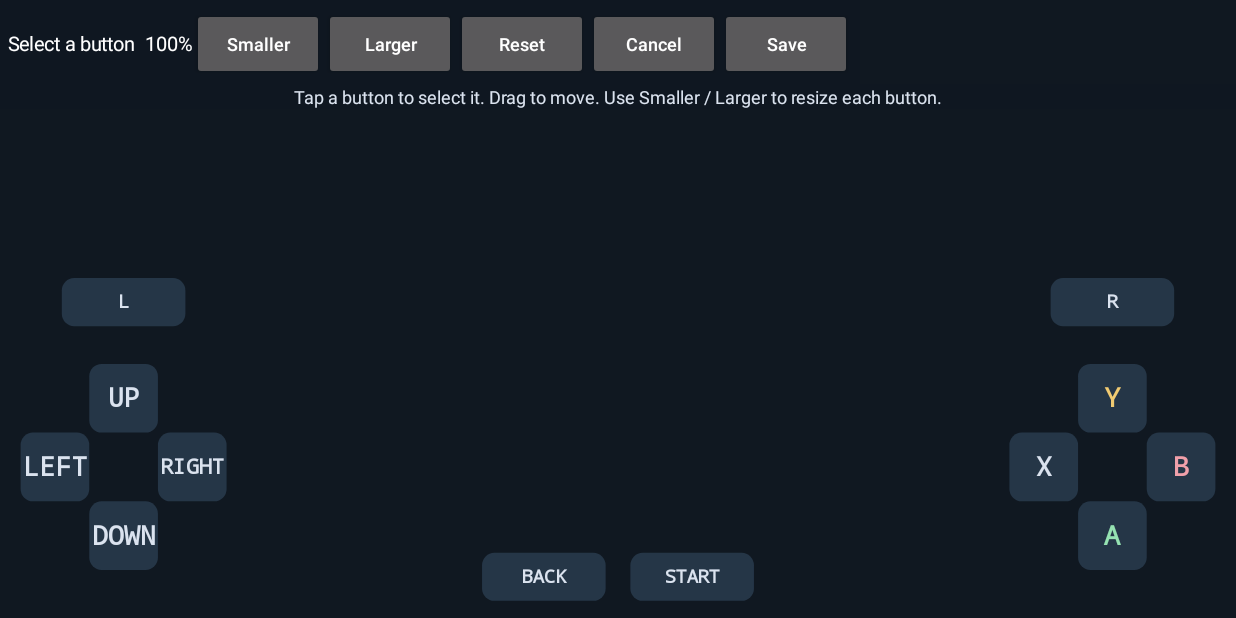
After one commit to sirdankz/Dino-Block-Stacker, an Android app: the TouchLayoutActivity screen opened directly, with no data from a screen before it, on a phone screen of 824 x 412 dp (held sideways). The commit adds this screen. Run offline under Robolectric (Android 15) with nearby library versions, the light colour scheme and no system bars.

Commit message:
Release v1.0.1: customizable Android touch controls

```diff
--- a/android_port/app/build.gradle
+++ b/android_port/app/build.gradle
@@ -9,8 +9,8 @@ android {
         applicationId 'org.dinoblockstacker.app'
         minSdk 24
         targetSdk 34
-        versionCode 10000
-        versionName identity.version
+        versionCode 10001
+        versionName '1.0.1'
         externalNativeBuild { cmake { arguments '-DANDROID_STL=c++_static', '-DANDROID_SUPPORT_FLEXIBLE_PAGE_SIZES=ON'; abiFilters 'arm64-v8a', 'x86_64' } }
     }
     externalNativeBuild { cmake {
--- a/android_port/app/src/main/AndroidManifest.xml
+++ b/android_port/app/src/main/AndroidManifest.xml
@@ -11,6 +11,7 @@
   <activity android:name=".SetupActivity" android:exported="true" android:screenOrientation="sensorLandscape">
    <intent-filter><action android:name="android.intent.action.MAIN" /><category android:name="android.intent.category.LAUNCHER" /></intent-filter>
   </activity>
+  <activity android:name=".TouchLayoutActivity" android:exported="false" android:screenOrientation="sensorLandscape" />
   <activity android:name=".GameActivity" android:launchMode="singleTop" android:exported="false" android:screenOrientation="sensorLandscape" android:configChanges="keyboard|keyboardHidden|navigation|orientation|screenLayout|screenSize|smallestScreenSize|uiMode|layoutDirection|locale" />
  </application>
 </manifest>
--- /dev/null
+++ b/android_port/app/src/main/java/org/dinoblockstacker/app/TouchLayoutActivity.java
@@ -0,0 +1,78 @@
+package org.dinoblockstacker.app;
+
+import android.app.Activity;
+import android.graphics.Color;
+import android.os.Bundle;
+import android.view.Gravity;
+import android.view.View;
+import android.view.WindowManager;
+import android.widget.Button;
+import android.widget.FrameLayout;
+import android.widget.HorizontalScrollView;
+import android.widget.LinearLayout;
+import android.widget.TextView;
+import android.widget.Toast;
+
+/** Customize each on-screen button without starting or pausing the game. */
+public final class TouchLayoutActivity extends Activity {
+    private TouchPad touchPad;
+    @Override public void onCreate(Bundle state) {
+        super.onCreate(state);
+        getWindow().addFlags(WindowManager.LayoutParams.FLAG_KEEP_SCREEN_ON);
+        getWindow().getDecorView().setSystemUiVisibility(View.SYSTEM_UI_FLAG_FULLSCREEN |
+                View.SYSTEM_UI_FLAG_HIDE_NAVIGATION | View.SYSTEM_UI_FLAG_IMMERSIVE_STICKY |
+                View.SYSTEM_UI_FLAG_LAYOUT_FULLSCREEN | View.SYSTEM_UI_FLAG_LAYOUT_HIDE_NAVIGATION |
+                View.SYSTEM_UI_FLAG_LAYOUT_STABLE);
+
+        FrameLayout root = new FrameLayout(this);
+        root.setBackgroundColor(0xff101821);
+        touchPad = new TouchPad(this, null);
+        touchPad.setEditing(true);
+        root.addView(touchPad, new FrameLayout.LayoutParams(-1, -1));
+
+        LinearLayout row = new LinearLayout(this);
+        row.setOrientation(LinearLayout.HORIZONTAL);
+        row.setGravity(Gravity.CENTER_VERTICAL);
+        row.setBackgroundColor(0xe8101821);
+        int pad = Math.round(getResources().getDisplayMetrics().density * 5f);
+        row.setPadding(pad, pad, pad, pad);
+        TextView selection = new TextView(this);
+        selection.setTextColor(Color.WHITE);
+        selection.setTextSize(13);
+        selection.setMinWidth(Math.round(getResources().getDisplayMetrics().density * 105f));
+        row.addView(selection);
+        touchPad.setSelectionListener((label, percent) -> selection.setText(label + "  " + percent + "%"));
+
+        row.addView(button("Smaller", v -> touchPad.resizeSelected(.85f)));
+        row.addView(button("Larger", v -> touchPad.resizeSelected(1.15f)));
+        row.addView(button("Reset", v -> { touchPad.resetToDefaults(); Toast.makeText(this, "Defaults restored in editor. Save to keep them.", Toast.LENGTH_SHORT).show(); }));
+        row.addView(button("Cancel", v -> finish()));
+        row.addView(button("Save", v -> { touchPad.saveLayout(); Toast.makeText(this, "Touch layout saved", Toast.LENGTH_SHORT).show(); finish(); }));
+
+        HorizontalScrollView toolbar = new HorizontalScrollView(this);
+        toolbar.setHorizontalScrollBarEnabled(false);
+        toolbar.addView(row);
+        FrameLayout.LayoutParams top = new FrameLayout.LayoutParams(-1, -2, Gravity.TOP);
+        root.addView(toolbar, top);
+
+        TextView hint = new TextView(this);
+        hint.setText("Tap a button to select it. Drag to move. Use Smaller / Larger to resize each button.");
+        hint.setTextSize(12);
+        hint.setGravity(Gravity.CENTER);
+        hint.setTextColor(0xffdbe3ef);
+        hint.setBackgroundColor(0xe8101821);
+        FrameLayout.LayoutParams hintLayout = new FrameLayout.LayoutParams(-1, -2, Gravity.TOP);
+        hintLayout.topMargin = Math.round(getResources().getDisplayMetrics().density * 56f);
+        root.addView(hint, hintLayout);
+        setContentView(root);
+    }
+
+    private Button button(String text, View.OnClickListener callback) {
+        Button button = new Button(this);
+        button.setText(text);
+        button.setTextSize(12);
+        button.setAllCaps(false);
+        button.setOnClickListener(callback);
+        return button;
+    }
+}
--- /dev/null
+++ b/android_port/app/src/main/java/org/dinoblockstacker/app/TouchPad.java
@@ -0,0 +1,235 @@
+package org.dinoblockstacker.app;
+
+import android.content.Context;
+import android.content.SharedPreferences;
+import android.graphics.Canvas;
+import android.graphics.Paint;
+import android.graphics.RectF;
+import android.graphics.Typeface;
+import android.view.MotionEvent;
+import android.view.View;
+import java.util.ArrayList;
+
+/** Shared gameplay overlay and per-button touch layout editor. No native code required. */
+public final class TouchPad extends View {
+    public interface MaskListener { void onMaskChanged(int mask); }
+    public interface SelectionListener { void onSelectionChanged(String label, int percent); }
+
+    private static final String PREFS = "dino_touch_layout_v1";
+    private final SharedPreferences preferences;
+    private final Paint paint = new Paint(Paint.ANTI_ALIAS_FLAG);
+    private final ArrayList<Control> controls = new ArrayList<>();
+    private final MaskListener maskListener;
+    private SelectionListener selectionListener;
+    private float unit;
+    private int pressedMask;
+    private boolean editing;
+    private int selected = -1;
+    private int dragPointer = -1;
+    private float dragDx, dragDy;
+
+    private static final class Control {
+        final String id, label;
+        final int bit;
+        final float defaultX, defaultY, baseWidth, baseHeight;
+        final RectF rect = new RectF();
+        float nx, ny, scale = 1f;
+        Control(String name, String text, int flag, float x, float y, float width, float height, int viewW, int viewH) {
+            id = name; label = text; bit = flag;
+            defaultX = x / viewW; defaultY = y / viewH;
+            baseWidth = width; baseHeight = height;
+            nx = defaultX; ny = defaultY;
+        }
+    }
+
+    public TouchPad(Context context, MaskListener callback) {
+        super(context);
+        preferences = context.getSharedPreferences(PREFS, Context.MODE_PRIVATE);
+        maskListener = callback;
+        setFocusable(false);
+        setClickable(true);
+    }
+
+    public void setEditing(boolean enabled) {
+        editing = enabled;
+        dragPointer = -1;
+        clearPressed();
+        invalidate();
+    }
+
+    public void setSelectionListener(SelectionListener listener) {
+        selectionListener = listener;
+        notifySelection();
+    }
+
+    private static float clamp(float value, float low, float high) {
+        return Math.min(high, Math.max(low, value));
+    }
+
+    private void add(String id, String label, int bit, float x, float y, float width, float height, int w, int h) {
+        Control c = new Control(id, label, bit, x, y, width, height, w, h);
+        c.nx = preferences.getFloat(id + ".x", c.defaultX);
+        c.ny = preferences.getFloat(id + ".y", c.defaultY);
+        c.scale = clamp(preferences.getFloat(id + ".scale", 1f), .55f, 2.5f);
+        controls.add(c);
+        updateRect(c);
+    }
+
+    private void updateRect(Control c) {
+        int width = getWidth(), height = getHeight();
+        if (width <= 0 || height <= 0) return;
+        float halfW = c.baseWidth * c.scale * .5f;
+        float halfH = c.baseHeight * c.scale * .5f;
+        float px = clamp(c.nx * width, Math.min(halfW, width * .5f), Math.max(width - halfW, width * .5f));
+        float py = clamp(c.ny * height, Math.min(halfH, height * .5f), Math.max(height - halfH, height * .5f));
+        c.nx = px / width;
+        c.ny = py / height;
+        c.rect.set(px - halfW, py - halfH, px + halfW, py + halfH);
+    }
+
+    private void buildDefaultControls(boolean loadSaved) {
+        int w = getWidth(), h = getHeight();
+        if (w <= 0 || h <= 0) return;
+        float image = Math.min(w * .9f, h * .9f * 4f / 3f), margin = (w - image) * .5f;
+        unit = Math.min(h / 9f, Math.max(margin / 3.2f, h / 14f));
+        float cx = Math.max(unit * 1.7f, margin / 2f);
+        float cy = h - unit * 2.2f;
+        float right = w - cx;
+        controls.clear();
+        add("up", "UP", 0x10, cx, cy - unit, unit, unit, w, h);
+        add("down", "DOWN", 0x20, cx, cy + unit, unit, unit, w, h);
+        add("left", "LEFT", 0x40, cx - unit, cy, unit, unit, w, h);
+        add("right", "RIGHT", 0x80, cx + unit, cy, unit, unit, w, h);
+        add("a", "A", 1, right, cy + unit, unit, unit, w, h);
+        add("b", "B", 0x100, right + unit, cy, unit, unit, w, h);
+        add("x", "X", 2, right - unit, cy, unit, unit, w, h);
+        add("y", "Y", 0x200, right, cy - unit, unit, unit, w, h);
+        add("l", "L", 0x400, cx, cy - unit * 2.4f, unit * 1.8f, unit * .7f, w, h);
+        add("r", "R", 0x800, right, cy - unit * 2.4f, unit * 1.8f, unit * .7f, w, h);
+        add("back", "BACK", 4, w * .44f, h - unit * .6f, unit * 1.8f, unit * .7f, w, h);
+        add("start", "START", 8, w * .56f, h - unit * .6f, unit * 1.8f, unit * .7f, w, h);
+        if (!loadSaved) for (Control c : controls) { c.nx = c.defaultX; c.ny = c.defaultY; c.scale = 1f; updateRect(c); }
+        selected = -1;
+        notifySelection();
+        invalidate();
+    }
+
+    @Override protected void onSizeChanged(int w, int h, int oldw, int oldh) {
+        super.onSizeChanged(w, h, oldw, oldh);
+        buildDefaultControls(true);
+    }
+
+    /** Reset the editor's pending layout only. The user must press Save to persist. */
+    public void resetToDefaults() {
+        buildDefaultControls(false);
+    }
+
+    public void saveLayout() {
+        SharedPreferences.Editor out = preferences.edit();
+        for (Control c : controls) {
+            out.putFloat(c.id + ".x", c.nx);
+            out.putFloat(c.id + ".y", c.ny);
+            out.putFloat(c.id + ".scale", c.scale);
+        }
+        out.apply();
+    }
+
+    public void resizeSelected(float factor) {
+        if (selected < 0 || selected >= controls.size()) return;
+        Control c = controls.get(selected);
+        c.scale = clamp(c.scale * factor, .55f, 2.5f);
+        updateRect(c);
+        notifySelection();
+        invalidate();
+    }
+
+    public void clearPressed() {
+        if (pressedMask != 0) {
+            pressedMask = 0;
+            if (maskListener != null) maskListener.onMaskChanged(0);
+        }
+        invalidate();
+    }
+
+    private void notifySelection() {
+        if (selectionListener == null) return;
+        if (selected < 0 || selected >= controls.size()) selectionListener.onSelectionChanged("Select a button", 100);
+        else {
+            Control c = controls.get(selected);
+            selectionListener.onSelectionChanged(c.label, Math.round(c.scale * 100f));
+        }
+    }
+
+    private int controlAt(float x, float y) {
+        for (int i = controls.size() - 1; i >= 0; --i) if (controls.get(i).rect.contains(x, y)) return i;
+        return -1;
+    }
+
+    @Override protected void onDraw(Canvas canvas) {
+        super.onDraw(canvas);
+        paint.setTypeface(Typeface.create(Typeface.MONOSPACE, Typeface.BOLD));
+        paint.setTextAlign(Paint.Align.CENTER);
+        for (int i = 0; i < controls.size(); i++) {
+            Control c = controls.get(i);
+            paint.setStyle(Paint.Style.FILL);
+            paint.setColor(editing ? 0xc02d4054 : ((pressedMask & c.bit) != 0 ? 0xc0457080 : 0x97080d14));
+            canvas.drawRoundRect(c.rect, unit * .18f, unit * .18f, paint);
+            if (editing && i == selected) {
+                paint.setStyle(Paint.Style.STROKE);
+                paint.setStrokeWidth(Math.max(2f, unit * .045f));
+                paint.setColor(0xff7dd9e8);
+                canvas.drawRoundRect(c.rect, unit * .18f, unit * .18f, paint);
+                paint.setStyle(Paint.Style.FILL);
+            }
+            paint.setColor(c.bit == 1 ? 0xff96e3b2 : c.bit == 0x100 ? 0xfff1a0aa : c.bit == 0x200 ? 0xfff1cb72 : 0xffdbe3ef);
+            float font = Math.min(c.rect.height() * .38f, c.rect.width() / Math.max(2.1f, c.label.length() * .65f));
+            paint.setTextSize(Math.max(9f, font));
+            canvas.drawText(c.label, c.rect.centerX(), c.rect.centerY() - (paint.ascent() + paint.descent()) * .5f, paint);
+        }
+    }
+
+    @Override public boolean onTouchEvent(MotionEvent event) {
+        int action = event.getActionMasked();
+        if (editing) {
+            if (action == MotionEvent.ACTION_DOWN) {
+                selected = controlAt(event.getX(), event.getY());
+                dragPointer = selected < 0 ? -1 : event.getPointerId(0);
+                if (selected >= 0) {
+                    Control c = controls.get(selected);
+                    dragDx = c.rect.centerX() - event.getX();
+                    dragDy = c.rect.centerY() - event.getY();
+                }
+                notifySelection();
+                invalidate();
+            } else if (action == MotionEvent.ACTION_MOVE && dragPointer != -1 && selected >= 0) {
+                int pointer = event.findPointerIndex(dragPointer);
+                if (pointer >= 0) {
+                    Control c = controls.get(selected);
+                    c.nx = (event.getX(pointer) + dragDx) / Math.max(1f, getWidth());
+                    c.ny = (event.getY(pointer) + dragDy) / Math.max(1f, getHeight());
+                    updateRect(c);
+                    invalidate();
+                }
+            } else if (action == MotionEvent.ACTION_UP || action == MotionEvent.ACTION_CANCEL ||
+                    (action == MotionEvent.ACTION_POINTER_UP && event.getPointerId(event.getActionIndex()) == dragPointer)) {
+                dragPointer = -1;
+            }
+            return true;
+        }
+        int mask = 0;
+        int skip = action == MotionEvent.ACTION_POINTER_UP ? event.getActionIndex() : -1;
+        if (action != MotionEvent.ACTION_CANCEL && action != MotionEvent.ACTION_UP) {
+            for (int i = 0; i < event.getPointerCount(); i++) {
+                if (i == skip) continue;
+                int index = controlAt(event.getX(i), event.getY(i));
+                if (index >= 0) mask |= controls.get(index).bit;
+            }
+        }
+        if (pressedMask != mask) {
+            pressedMask = mask;
+            if (maskListener != null) maskListener.onMaskChanged(mask);
+        }
+        invalidate();
+        return true;
+    }
+}
```
Also changed, not shown: android_port/app/src/main/java/org/dinoblockstacker/app/GameActivity.java (+4 -16 lines), android_port/app/src/main/java/org/dinoblockstacker/app/SetupActivity.java (+5 -3 lines), 4 other files.
